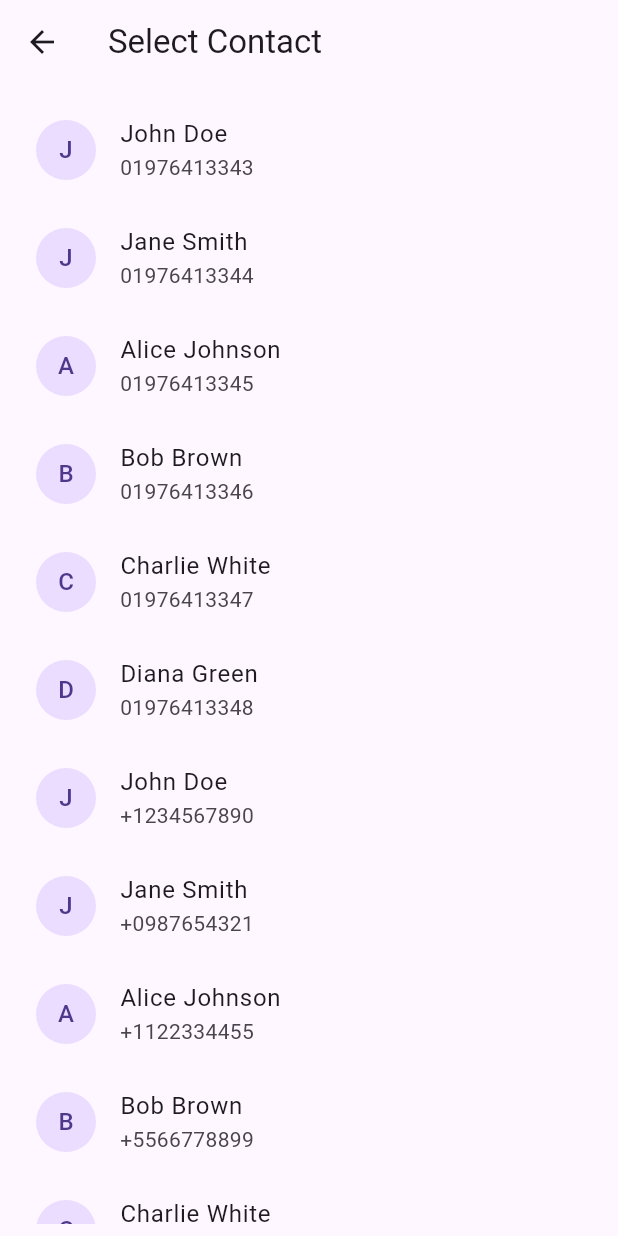
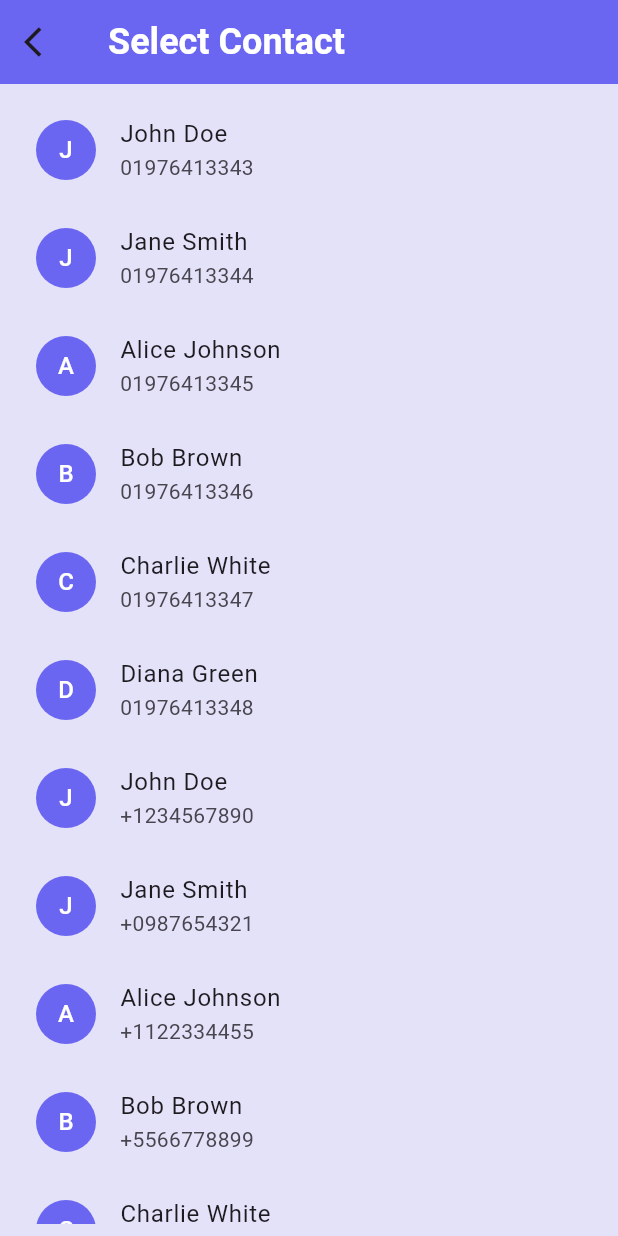
Before and after one commit to sohasara/Chatting-App, a Flutter app: the ContactPage screen opened directly, on a phone screen of 412 x 824 dp. Run offline on Flutter 3.47's test engine with Material 3 defaults, Android fonts, the light colour scheme and no system bars; our stand-ins replace flutter_riverpod.

Commit message:
Update ChatPage and ContactPage: Adjust background color and enhance AppBar styling

```diff
--- a/lib/features/chat/presentation/chat_page/chatpage.dart
+++ b/lib/features/chat/presentation/chat_page/chatpage.dart
@@ -7,7 +7,7 @@ class Chatpage extends StatelessWidget {
   Widget build(BuildContext context) {
     TextEditingController messageController = TextEditingController();
     return Scaffold(
-      backgroundColor: const Color.fromARGB(255, 214, 212, 252),
+      backgroundColor: const Color.fromARGB(255, 227, 226, 248),
       appBar: AppBar(
         automaticallyImplyLeading: false, // Hides default back button
         leading: IconButton(
--- a/lib/features/contract/presentation/contact_page.dart
+++ b/lib/features/contract/presentation/contact_page.dart
@@ -8,7 +8,24 @@ class ContactPage extends StatelessWidget {
   @override
   Widget build(BuildContext context) {
     return Scaffold(
-      appBar: AppBar(title: const Text('Select Contact')),
+      backgroundColor: const Color.fromARGB(255, 227, 226, 248),
+      appBar: AppBar(
+        backgroundColor: const Color.fromARGB(255, 107, 102, 241),
+        title: const Text(
+          'Select Contact',
+          style: TextStyle(
+            color: Colors.white,
+            fontWeight: FontWeight.w600,
+            fontSize: 24,
+          ),
+        ),
+        leading: IconButton(
+          onPressed: () {
+            Navigator.pop(context);
+          },
+          icon: Icon(Icons.arrow_back_ios),
+        ),
+      ),
       body: Padding(
         padding: const EdgeInsets.all(8.0),
         child: ListView.builder(
@@ -16,13 +33,16 @@ class ContactPage extends StatelessWidget {
           itemBuilder: (context, index) {
             final contact = contacts[index];
             return ListTile(
-              leading: CircleAvatar(child: Text(contact['name'][0])),
+              leading: CircleAvatar(
+                backgroundColor: const Color.fromARGB(255, 107, 102, 241),
+                child: Text(
+                  contact['name'][0],
+                  style: const TextStyle(color: Colors.white),
+                ),
+              ),
               title: Text(contact['name']),
               subtitle: Text(contact['phone']),
-              onTap: () {
-                // Handle contact selection
-                Navigator.pop(context, contact);
-              },
+              onTap: () {},
             );
           },
         ),
--- a/lib/main.dart
+++ b/lib/main.dart
@@ -14,6 +14,7 @@ class MyApp extends StatelessWidget {
     return MaterialApp(
       theme: ThemeData.light(),
       debugShowCheckedModeBanner: false,
+
       home: const HomePage(),
     );
   }
```
